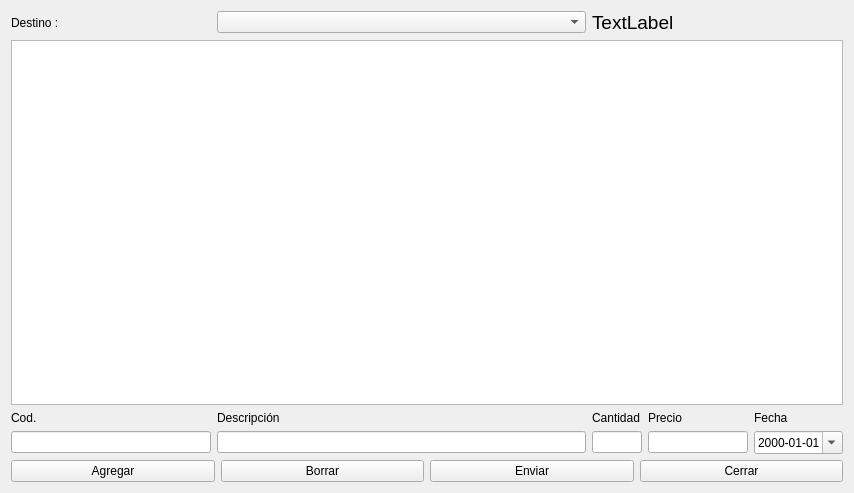
This is salidas.ui in Ladis72/tienda as Qt 5 draws it before an edit. The edited form follows.
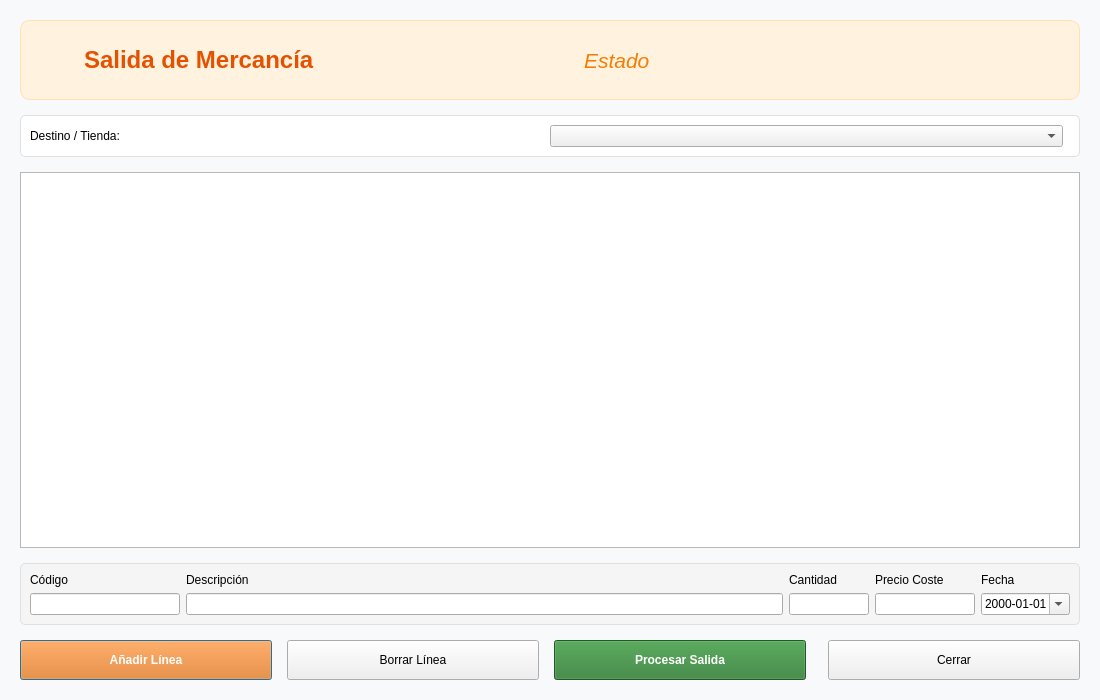
This is the edited form. Icons and pictures are not drawn.

The edit to the form file:
```diff
--- a/salidas.ui
+++ b/salidas.ui
@@ -6,168 +6,305 @@
    <rect>
     <x>0</x>
     <y>0</y>
-    <width>854</width>
-    <height>493</height>
+    <width>1100</width>
+    <height>700</height>
    </rect>
   </property>
   <property name="windowTitle">
    <string>Salidas de mercancía</string>
   </property>
-  <layout class="QGridLayout" name="gridLayout">
-   <item row="3" column="0">
-    <widget class="QLineEdit" name="lineEditCod">
-     <property name="maximumSize">
+  <property name="styleSheet">
+   <string notr="true">QDialog { background-color: #f8f9fa; }</string>
+  </property>
+  <layout class="QVBoxLayout" name="mainVerticalLayout">
+   <property name="spacing">
+    <number>15</number>
+   </property>
+   <property name="leftMargin">
+    <number>20</number>
+   </property>
+   <property name="topMargin">
+    <number>20</number>
+   </property>
+   <property name="rightMargin">
+    <number>20</number>
+   </property>
+   <property name="bottomMargin">
+    <number>20</number>
+   </property>
+   <item>
+    <widget class="QFrame" name="headerFrame">
+     <property name="minimumSize">
       <size>
-       <width>200</width>
-       <height>16777215</height>
+       <width>0</width>
+       <height>80</height>
       </size>
      </property>
-     <property name="maxLength">
-      <number>13</number>
+     <property name="styleSheet">
+      <string notr="true">QFrame#headerFrame {
+    background-color: #fff3e0;
+    border-radius: 10px;
+    border: 1px solid #ffe0b2;
+}</string>
      </property>
+     <layout class="QHBoxLayout" name="horizontalLayoutHeader">
+      <item>
+       <widget class="QLabel" name="labelIcono">
+        <property name="maximumSize">
+         <size>
+          <width>48</width>
+          <height>48</height>
+         </size>
+        </property>
+        <property name="pixmap">
+         <pixmap>../iconos/salidas.png</pixmap>
+        </property>
+        <property name="scaledContents">
+         <bool>true</bool>
+        </property>
+       </widget>
+      </item>
+      <item>
+       <widget class="QLabel" name="labelTitle">
+        <property name="font">
+         <font>
+          <pointsize>18</pointsize>
+          <bold>true</bold>
+         </font>
+        </property>
+        <property name="styleSheet">
+         <string notr="true">color: #e65100;</string>
+        </property>
+        <property name="text">
+         <string>Salida de Mercancía</string>
+        </property>
+       </widget>
+      </item>
+      <item>
+       <spacer name="horizontalSpacerHeader">
+        <property name="orientation">
+         <enum>Qt::Orientation::Horizontal</enum>
+        </property>
+       </spacer>
+      </item>
+      <item>
+       <widget class="QLabel" name="lbSalidas">
+        <property name="font">
+         <font>
+          <pointsize>16</pointsize>
+          <italic>true</italic>
+         </font>
+        </property>
+        <property name="styleSheet">
+         <string notr="true">color: #f57c00;</string>
+        </property>
+        <property name="text">
+         <string>Estado</string>
+        </property>
+       </widget>
+      </item>
+     </layout>
     </widget>
    </item>
-   <item row="3" column="1">
-    <widget class="QLineEdit" name="lineEditDesc"/>
-   </item>
-   <item row="3" column="4">
-    <widget class="QDateEdit" name="dateEditFC">
-     <property name="displayFormat">
-      <string>yyyy-MM-dd</string>
+   <item>
+    <widget class="QFrame" name="destinationFrame">
+     <property name="styleSheet">
+      <string notr="true">QFrame#destinationFrame { background-color: white; border-radius: 5px; border: 1px solid #e0e0e0; }</string>
      </property>
-     <property name="calendarPopup">
+     <layout class="QHBoxLayout" name="horizontalLayoutDest">
+      <item>
+       <widget class="QLabel" name="label_6">
+        <property name="text">
+         <string>Destino / Tienda:</string>
+        </property>
+       </widget>
+      </item>
+      <item>
+       <widget class="QComboBox" name="comboBoxDestino">
+        <property name="minimumSize">
+         <size>
+          <width>250</width>
+          <height>0</height>
+         </size>
+        </property>
+       </widget>
+      </item>
+      <item>
+       <spacer name="horizontalSpacerDest">
+        <property name="orientation">
+         <enum>Qt::Orientation::Horizontal</enum>
+        </property>
+       </spacer>
+      </item>
+     </layout>
+    </widget>
+   </item>
+   <item>
+    <widget class="QTableView" name="tableView">
+     <property name="alternatingRowColors">
       <bool>true</bool>
      </property>
     </widget>
    </item>
-   <item row="4" column="0" colspan="5">
-    <layout class="QHBoxLayout" name="horizontalLayout">
+   <item>
+    <widget class="QFrame" name="entryFrame">
+     <property name="styleSheet">
+      <string notr="true">QFrame#entryFrame { background-color: #f5f5f5; border-radius: 5px; border: 1px solid #e0e0e0; }</string>
+     </property>
+     <layout class="QGridLayout" name="gridLayout_Entry">
+      <item row="0" column="0">
+       <widget class="QLabel" name="label">
+        <property name="text">
+         <string>Código</string>
+        </property>
+       </widget>
+      </item>
+      <item row="0" column="1">
+       <widget class="QLabel" name="label_2">
+        <property name="text">
+         <string>Descripción</string>
+        </property>
+       </widget>
+      </item>
+      <item row="0" column="2">
+       <widget class="QLabel" name="label_4">
+        <property name="text">
+         <string>Cantidad</string>
+        </property>
+       </widget>
+      </item>
+      <item row="0" column="3">
+       <widget class="QLabel" name="label_5">
+        <property name="text">
+         <string>Precio Coste</string>
+        </property>
+       </widget>
+      </item>
+      <item row="0" column="4">
+       <widget class="QLabel" name="label_3">
+        <property name="text">
+         <string>Fecha</string>
+        </property>
+       </widget>
+      </item>
+      <item row="1" column="0">
+       <widget class="QLineEdit" name="lineEditCod">
+        <property name="maximumSize">
+         <size>
+          <width>150</width>
+          <height>16777215</height>
+         </size>
+        </property>
+       </widget>
+      </item>
+      <item row="1" column="1">
+       <widget class="QLineEdit" name="lineEditDesc"/>
+      </item>
+      <item row="1" column="2">
+       <widget class="QLineEdit" name="lineEditCantidad">
+        <property name="maximumSize">
+         <size>
+          <width>80</width>
+          <height>16777215</height>
+         </size>
+        </property>
+       </widget>
+      </item>
+      <item row="1" column="3">
+       <widget class="QLineEdit" name="lineEditPrecio">
+        <property name="maximumSize">
+         <size>
+          <width>100</width>
+          <height>16777215</height>
+         </size>
+        </property>
+       </widget>
+      </item>
+      <item row="1" column="4">
+       <widget class="QDateEdit" name="dateEditFC">
+        <property name="displayFormat">
+         <string>yyyy-MM-dd</string>
+        </property>
+        <property name="calendarPopup">
+         <bool>true</bool>
+        </property>
+       </widget>
+      </item>
+     </layout>
+    </widget>
+   </item>
+   <item>
+    <layout class="QHBoxLayout" name="horizontalLayoutActions">
      <item>
       <widget class="QPushButton" name="pushButtonAgregar">
+       <property name="minimumSize">
+        <size>
+         <width>120</width>
+         <height>40</height>
+        </size>
+       </property>
        <property name="text">
-        <string>Agregar</string>
+        <string>Añadir Línea</string>
        </property>
-       <property name="autoDefault">
-        <bool>false</bool>
+       <property name="styleSheet">
+        <string notr="true">QPushButton { background-color: #ef6c00; color: white; font-weight: bold; }</string>
        </property>
       </widget>
      </item>
      <item>
       <widget class="QPushButton" name="pushButtonBorrar">
-       <property name="text">
-        <string>Borrar</string>
+       <property name="minimumSize">
+        <size>
+         <width>120</width>
+         <height>40</height>
+        </size>
        </property>
-       <property name="autoDefault">
-        <bool>false</bool>
+       <property name="text">
+        <string>Borrar Línea</string>
        </property>
       </widget>
      </item>
      <item>
       <widget class="QPushButton" name="pushButtonEnviar">
+       <property name="minimumSize">
+        <size>
+         <width>150</width>
+         <height>40</height>
+        </size>
+       </property>
        <property name="text">
-        <string>Enviar</string>
+        <string>Procesar Salida</string>
        </property>
-       <property name="autoDefault">
-        <bool>false</bool>
+       <property name="styleSheet">
+        <string notr="true">QPushButton { background-color: #2e7d32; color: white; font-weight: bold; }</string>
        </property>
       </widget>
      </item>
+     <item>
+      <spacer name="horizontalSpacerActions">
+       <property name="orientation">
+        <enum>Qt::Orientation::Horizontal</enum>
+       </property>
+      </spacer>
+     </item>
      <item>
       <widget class="QPushButton" name="pushButtonCerrar">
+       <property name="minimumSize">
+        <size>
+         <width>100</width>
+         <height>40</height>
+        </size>
+       </property>
        <property name="text">
         <string>Cerrar</string>
        </property>
-       <property name="autoDefault">
-        <bool>false</bool>
+       <property name="shortcut">
+        <string>Esc</string>
        </property>
       </widget>
      </item>
     </layout>
    </item>
-   <item row="2" column="4">
-    <widget class="QLabel" name="label_3">
-     <property name="text">
-      <string>Fecha</string>
-     </property>
-    </widget>
-   </item>
-   <item row="1" column="0" colspan="5">
-    <widget class="QTableView" name="tableView">
-     <property name="sortingEnabled">
-      <bool>true</bool>
-     </property>
-    </widget>
-   </item>
-   <item row="2" column="1">
-    <widget class="QLabel" name="label_2">
-     <property name="text">
-      <string>Descripción</string>
-     </property>
-    </widget>
-   </item>
-   <item row="2" column="2">
-    <widget class="QLabel" name="label_4">
-     <property name="text">
-      <string>Cantidad</string>
-     </property>
-    </widget>
-   </item>
-   <item row="2" column="0">
-    <widget class="QLabel" name="label">
-     <property name="text">
-      <string>Cod.</string>
-     </property>
-    </widget>
-   </item>
-   <item row="3" column="2">
-    <widget class="QLineEdit" name="lineEditCantidad">
-     <property name="maximumSize">
-      <size>
-       <width>50</width>
-       <height>16777215</height>
-      </size>
-     </property>
-    </widget>
-   </item>
-   <item row="3" column="3">
-    <widget class="QLineEdit" name="lineEditPrecio">
-     <property name="maximumSize">
-      <size>
-       <width>100</width>
-       <height>16777215</height>
-      </size>
-     </property>
-    </widget>
-   </item>
-   <item row="2" column="3">
-    <widget class="QLabel" name="label_5">
-     <property name="text">
-      <string>Precio</string>
-     </property>
-    </widget>
-   </item>
-   <item row="0" column="0">
-    <widget class="QLabel" name="label_6">
-     <property name="text">
-      <string>Destino :</string>
-     </property>
-    </widget>
-   </item>
-   <item row="0" column="1">
-    <widget class="QComboBox" name="comboBoxDestino"/>
-   </item>
-   <item row="0" column="2" colspan="3">
-    <widget class="QLabel" name="lbSalidas">
-     <property name="font">
-      <font>
-       <pointsize>14</pointsize>
-      </font>
-     </property>
-     <property name="text">
-      <string>TextLabel</string>
-     </property>
-    </widget>
-   </item>
   </layout>
  </widget>
  <tabstops>
```
Left out of the diff: 33 changed lines with no effect on the pictures.
